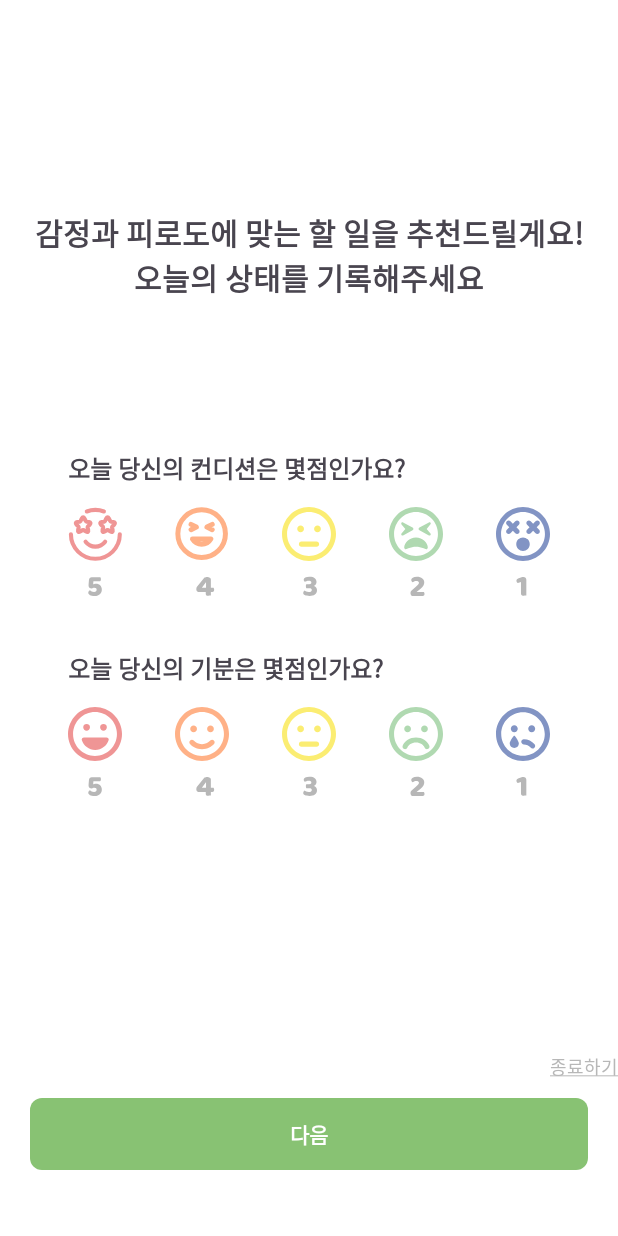
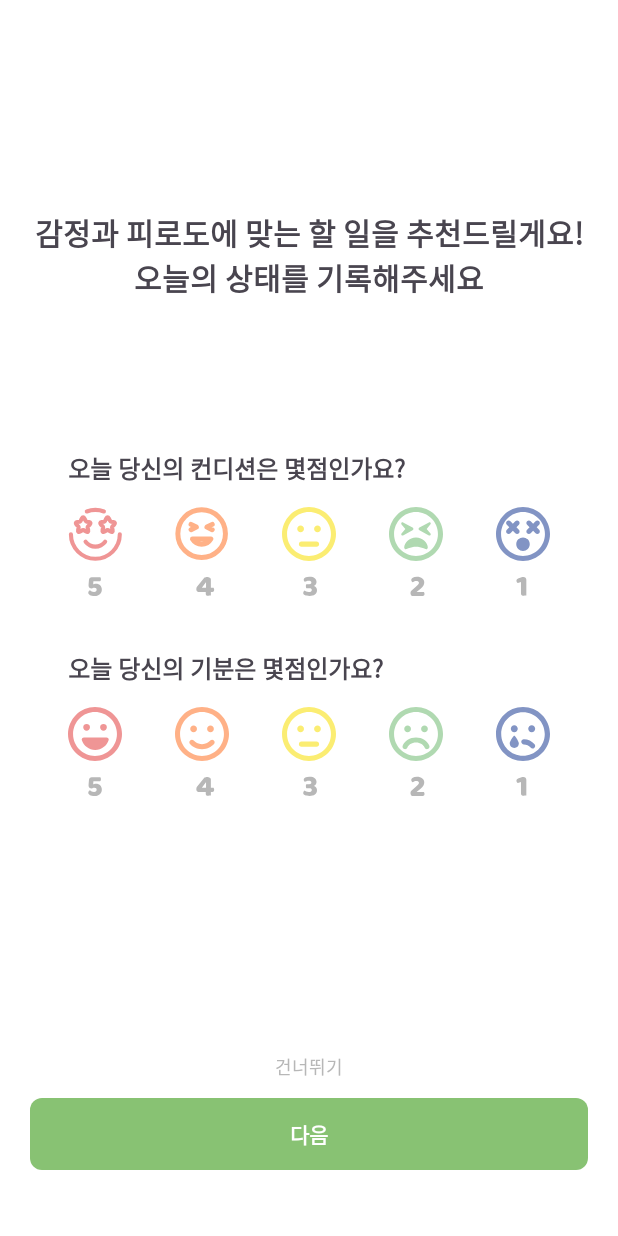
Before and after one commit to Daljyeong/ToNotTODO, an Android app: the screen it shows after launch (ConditionActivity), on a phone screen of 412 x 824 dp. Run offline under Robolectric (Android 15) with nearby library versions, the light colour scheme and no system bars.

Commit message:
간단한 오류 수정

```diff
--- a/app/src/main/res/layout/activity_condition.xml
+++ b/app/src/main/res/layout/activity_condition.xml
@@ -232,9 +232,10 @@
         android:layout_width="wrap_content"
         android:layout_height="wrap_content"
         android:layout_marginBottom="12dp"
-        android:text="@string/stop_goal"
+        android:text="건너뛰기"
         android:textColor="@color/gray_light"
         android:textSize="12sp"
+        app:layout_constraintStart_toStartOf="parent"
         app:layout_constraintBottom_toTopOf="@id/btn_condition_next"
         app:layout_constraintEnd_toEndOf="parent"/>
 
```
